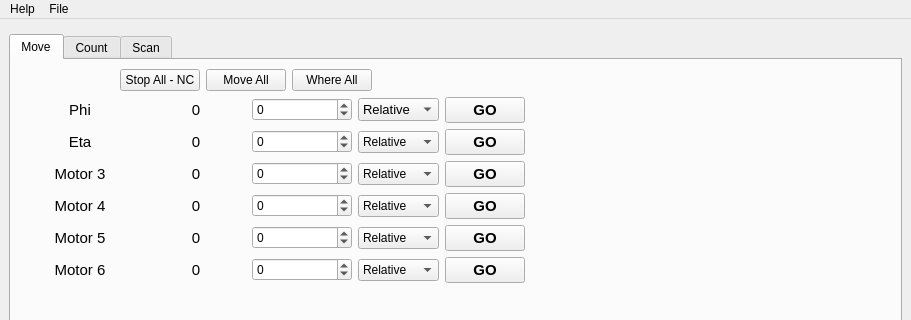
Above: main_controller/windows/main_window.ui from ayuzer/HXMA_Python_Gui before the change; both pictures show x 0 to 911 and y 0 to 320 of the 911 by 734 pixel window. Below: the same form after it.
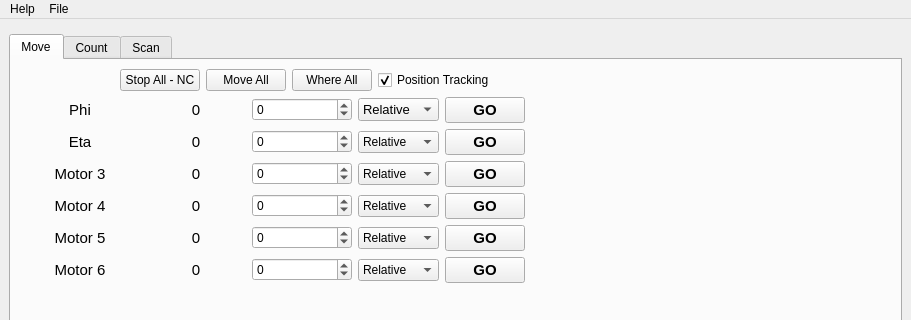
That is the form after the change. The open tabs and pages were chosen to show the change.

```diff
--- a/main_controller/windows/main_window.ui
+++ b/main_controller/windows/main_window.ui
@@ -52,7 +52,7 @@
                   </property>
                  </widget>
                 </item>
-                <item row="0" column="4">
+                <item row="0" column="5">
                  <spacer name="horizontalSpacer_3">
                   <property name="orientation">
                    <enum>Qt::Horizontal</enum>
@@ -95,6 +95,19 @@
                   </property>
                  </spacer>
                 </item>
+                <item row="0" column="4">
+                 <widget class="QCheckBox" name="checkBox_motor_all_checkpos">
+                  <property name="enabled">
+                   <bool>true</bool>
+                  </property>
+                  <property name="text">
+                   <string>Position Tracking</string>
+                  </property>
+                  <property name="checked">
+                   <bool>true</bool>
+                  </property>
+                 </widget>
+                </item>
                </layout>
               </item>
              </layout>
```
Left out of the diff: 2 changed lines with no effect on the pictures.
